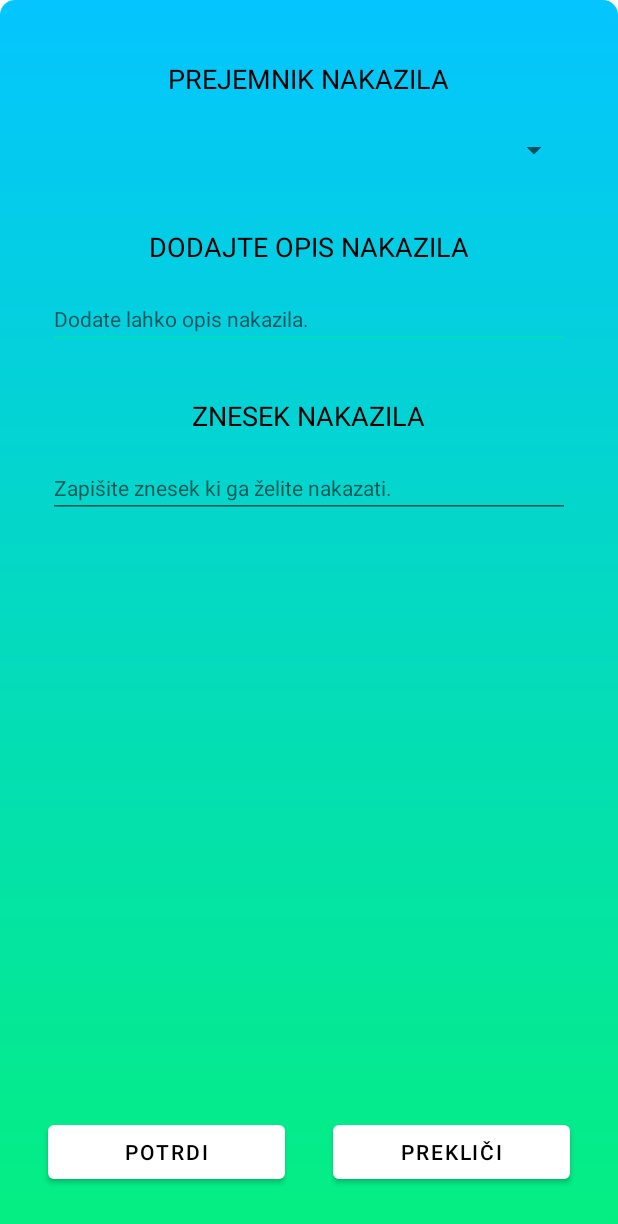
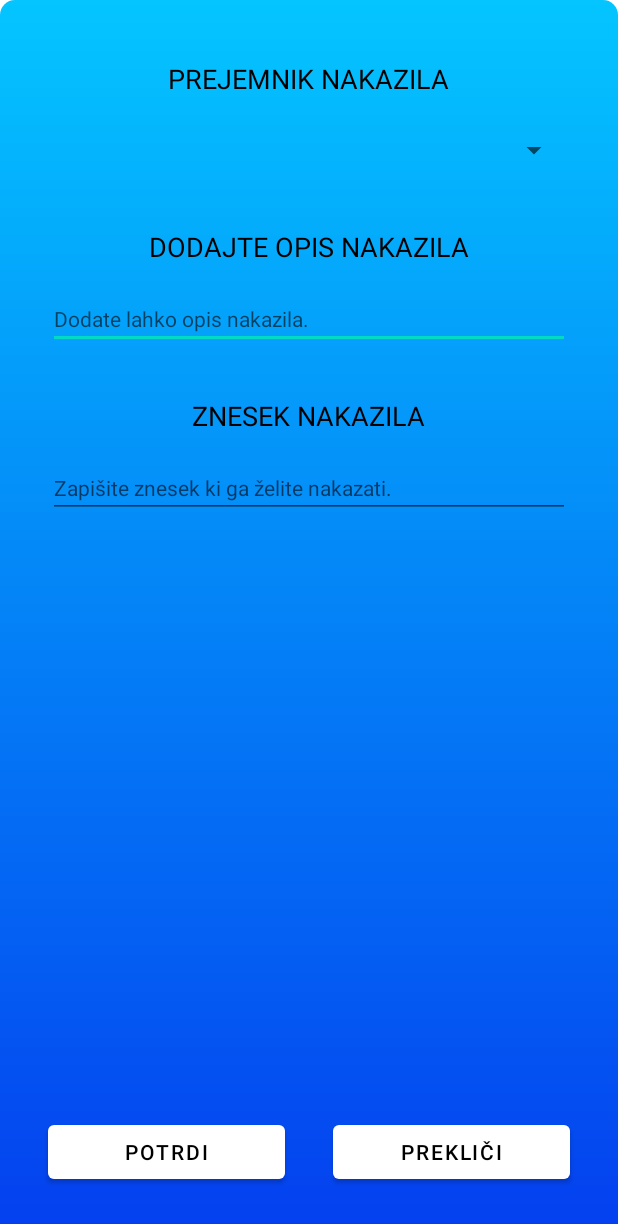
Before and after one commit to mbdev2/TNUV_DebtSettler_Android, an Android app: the layout activity_dodaj_nakazilo.xml on its own in the app's theme, with its tools: preview values and no code run, on a phone screen of 412 x 824 dp. Shown: the top 1224 px of the screen. Run offline under Robolectric (Android 15) with nearby library versions, the phone set to English and light mode, and no system bars.

Commit message:
Sprememba ozadja pri nakazilu

```diff
--- a/DebtSettler_v3/app/src/main/res/layout/activity_dodaj_nakazilo.xml
+++ b/DebtSettler_v3/app/src/main/res/layout/activity_dodaj_nakazilo.xml
@@ -4,7 +4,7 @@
     xmlns:tools="http://schemas.android.com/tools"
     android:layout_width="match_parent"
     android:layout_height="match_parent"
-    android:background="@drawable/nakazilo_pop_up"
+    android:background="@drawable/add_pop_up"
     tools:context=".DodajNakazilo">
 
     <TextView
```
